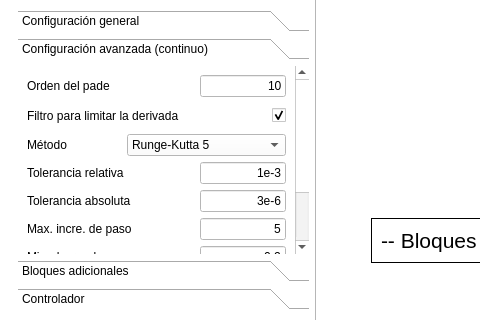
First picture: the form in Main aplication/VentanaPrincipal.ui, repository ezalorpro/LaboratorioDeControl, before the edit; both pictures show x 0 to 480 and y 365 to 685 of the 1426 by 784 pixel window.
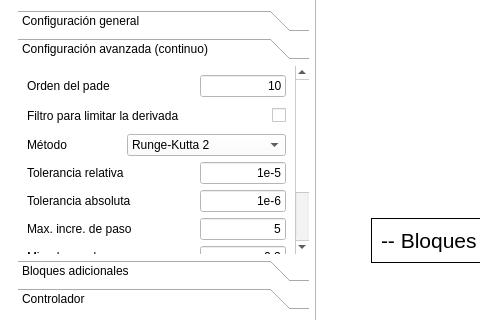
Second picture: the form after the edit. The open tabs and pages were chosen to show the change. Icons and pictures are not drawn. Custom widgets are drawn as their Qt base class.

The edit to the form file:
```diff
--- a/Main aplication/VentanaPrincipal.ui
+++ b/Main aplication/VentanaPrincipal.ui
@@ -258,6 +258,15 @@
            </color>
           </brush>
          </colorrole>
+         <colorrole role="PlaceholderText">
+          <brush brushstyle="NoBrush">
+           <color alpha="128">
+            <red>0</red>
+            <green>0</green>
+            <blue>0</blue>
+           </color>
+          </brush>
+         </colorrole>
         </active>
         <inactive>
          <colorrole role="WindowText">
@@ -314,6 +323,15 @@
            </color>
           </brush>
          </colorrole>
+         <colorrole role="PlaceholderText">
+          <brush brushstyle="NoBrush">
+           <color alpha="128">
+            <red>0</red>
+            <green>0</green>
+            <blue>0</blue>
+           </color>
+          </brush>
+         </colorrole>
         </inactive>
         <disabled>
          <colorrole role="WindowText">
@@ -370,6 +388,15 @@
            </color>
           </brush>
          </colorrole>
+         <colorrole role="PlaceholderText">
+          <brush brushstyle="NoBrush">
+           <color alpha="128">
+            <red>0</red>
+            <green>0</green>
+            <blue>0</blue>
+           </color>
+          </brush>
+         </colorrole>
         </disabled>
        </palette>
       </property>
@@ -8730,8 +8757,8 @@
               <rect>
                <x>0</x>
                <y>0</y>
-               <width>278</width>
-               <height>332</height>
+               <width>274</width>
+               <height>268</height>
               </rect>
              </property>
              <attribute name="icon">
@@ -8805,7 +8832,7 @@
                    <string/>
                   </property>
                   <property name="checked">
-                   <bool>true</bool>
+                   <bool>false</bool>
                   </property>
                  </widget>
                 </item>
@@ -8835,7 +8862,7 @@
                    </sizepolicy>
                   </property>
                   <property name="currentIndex">
-                   <number>8</number>
+                   <number>0</number>
                   </property>
                   <property name="maxVisibleItems">
                    <number>20</number>
@@ -8933,7 +8960,7 @@
                    </size>
                   </property>
                   <property name="text">
-                   <string>1e-3</string>
+                   <string>1e-5</string>
                   </property>
                   <property name="alignment">
                    <set>Qt::AlignRight|Qt::AlignTrailing|Qt::AlignVCenter</set>
@@ -8966,7 +8993,7 @@
                    </size>
                   </property>
                   <property name="text">
-                   <string>3e-6</string>
+                   <string>1e-6</string>
                   </property>
                   <property name="alignment">
                    <set>Qt::AlignRight|Qt::AlignTrailing|Qt::AlignVCenter</set>
```
Left out of the diff: 26 changed lines with no effect on the pictures.
